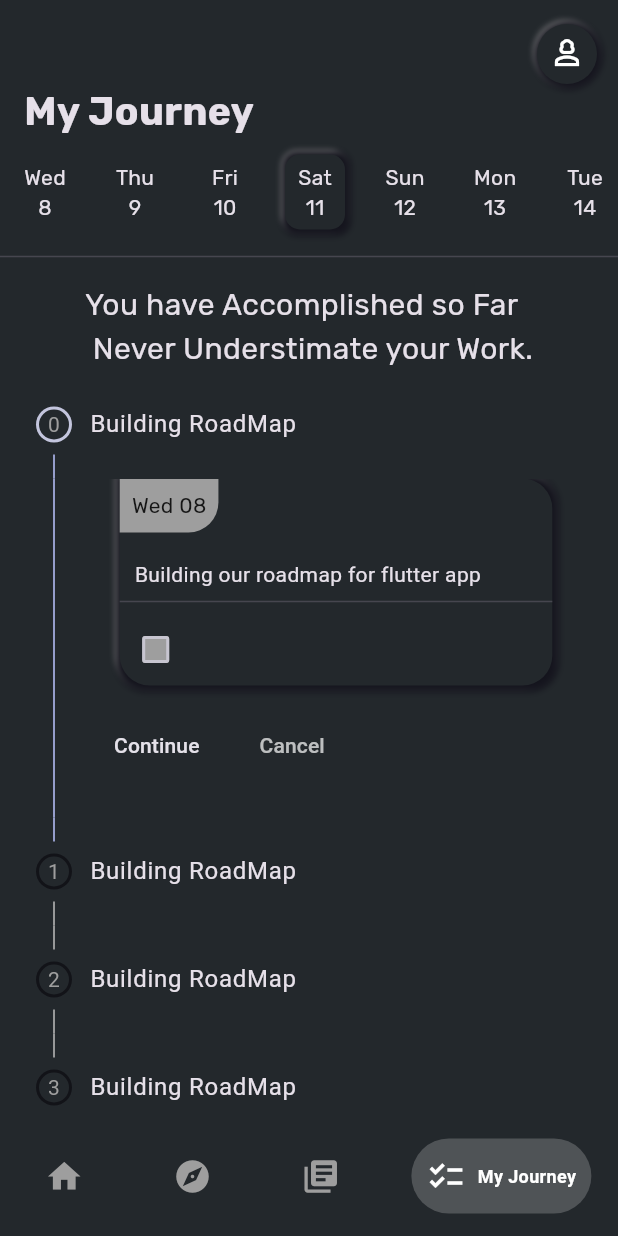
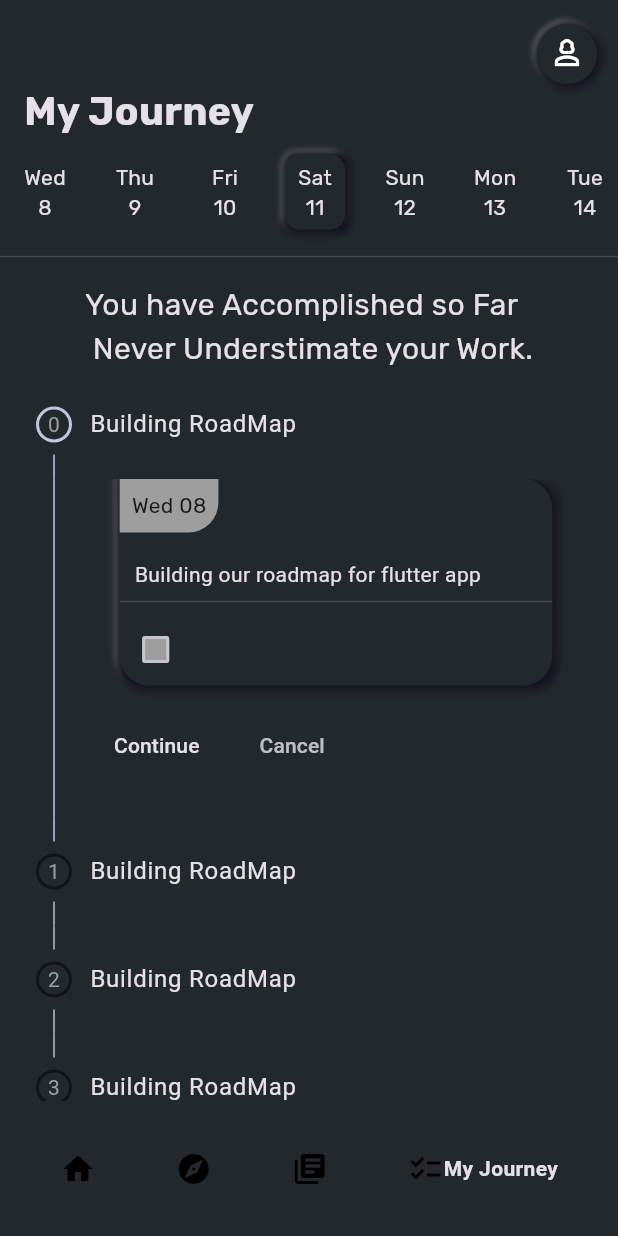
Before and after one commit to haroon7063/ardaasut-s-project, a Flutter app: the screen it shows after launch, item 4 of the bottom bar chosen, on a phone screen of 412 x 824 dp. Run offline on Flutter 3.47's test engine with Material 2 defaults, Android fonts, the phone set to English and light mode, and no system bars; drawn by our look-alikes of google_nav_bar, persistent_bottom_nav_bar; our stand-ins replace dotted_line, readmore, smooth_page_indicator; Roboto replaces fonts that are missing (Rubik_italic).

Commit message:
constants

```diff
--- a/lib/pages/my_journey/my_journey_screen.dart
+++ b/lib/pages/my_journey/my_journey_screen.dart
@@ -1,3 +1,4 @@
+import 'package:fiverr_project_ardaasut/utils/constants.dart';
 import 'package:flutter/material.dart';
 import 'package:intl/intl.dart';
 
@@ -31,7 +32,7 @@ class _MyJourneyScreenState extends State<MyJourneyScreen> {
   @override
   Widget build(BuildContext context) {
     return Scaffold(
-      backgroundColor: Color(0xff23282C),
+      backgroundColor: Utils.backgroundColor,
       body: Column(
         children: [
           Align(
@@ -43,7 +44,7 @@ class _MyJourneyScreenState extends State<MyJourneyScreen> {
                 height: 40,
                 margin: EdgeInsets.only(top: 16, right: 14),
                 decoration: BoxDecoration(
-                    color: Color(0xff23282C),
+                    color: Utils.backgroundColor,
                     shape: BoxShape.circle,
                     boxShadow: [
                       BoxShadow(
@@ -85,7 +86,7 @@ class _MyJourneyScreenState extends State<MyJourneyScreen> {
                   margin: EdgeInsets.all(10),
                   padding: EdgeInsets.all(5),
                   decoration: BoxDecoration(
-                      color: Color(0xff23282C),
+                      color: Utils.backgroundColor,
                       borderRadius: BorderRadius.circular(10),
                       boxShadow: dates[index] == now
                           ? [
@@ -161,7 +162,7 @@ class _MyJourneyScreenState extends State<MyJourneyScreen> {
                   content: Container(
                     width: MediaQuery.of(context).size.width * 0.7,
                     decoration: BoxDecoration(
-                        color: Color(0xff23282C),
+                        color: Utils.backgroundColor,
                         borderRadius: BorderRadius.only(
                             topRight: Radius.circular(20),
                             bottomRight: Radius.circular(20),
@@ -232,7 +233,7 @@ class _MyJourneyScreenState extends State<MyJourneyScreen> {
                   content: Container(
                     width: MediaQuery.of(context).size.width * 0.7,
                     decoration: BoxDecoration(
-                        color: Color(0xff23282C),
+                        color: Utils.backgroundColor,
                         borderRadius: BorderRadius.only(
                             topRight: Radius.circular(20),
                             bottomRight: Radius.circular(20),
@@ -303,7 +304,7 @@ class _MyJourneyScreenState extends State<MyJourneyScreen> {
                   content: Container(
                     width: MediaQuery.of(context).size.width * 0.7,
                     decoration: BoxDecoration(
-                        color: Color(0xff23282C),
+                        color: Utils.backgroundColor,
                         borderRadius: BorderRadius.only(
                             topRight: Radius.circular(20),
                             bottomRight: Radius.circular(20),
@@ -374,7 +375,7 @@ class _MyJourneyScreenState extends State<MyJourneyScreen> {
                   content: Container(
                     width: MediaQuery.of(context).size.width * 0.7,
                     decoration: BoxDecoration(
-                        color: Color(0xff23282C),
+                        color: Utils.backgroundColor,
                         borderRadius: BorderRadius.only(
                             topRight: Radius.circular(20),
                             bottomRight: Radius.circular(20),
@@ -442,7 +443,7 @@ class _MyJourneyScreenState extends State<MyJourneyScreen> {
                 width: 20,
                 height: 20,
                 decoration: BoxDecoration(
-                  color: Color(0xff23282C),
+                  color: Utils.backgroundColor,
                   shape: BoxShape.circle,
                 ),
                 child: Text(
--- a/lib/pages/tab_view/tab_Screen.dart
+++ b/lib/pages/tab_view/tab_Screen.dart
@@ -1,63 +1,73 @@
+import 'package:flutter/material.dart';
 import 'package:fiverr_project_ardaasut/pages/discover/discover_screen.dart';
 import 'package:fiverr_project_ardaasut/pages/home/home_screen.dart';
 import 'package:fiverr_project_ardaasut/pages/my_journey/my_journey_screen.dart';
 import 'package:fiverr_project_ardaasut/pages/story/story_screen.dart';
-import 'package:flutter/material.dart';
+import 'package:fiverr_project_ardaasut/utils/constants.dart';
 import 'package:flutter/services.dart';
-import 'package:persistent_bottom_nav_bar/persistent_tab_view.dart';
+import 'package:google_nav_bar/google_nav_bar.dart';
 
 class HomePage extends StatefulWidget {
-  const HomePage({super.key});
+  const HomePage({Key? key}) : super(key: key);
 
   @override
   State<HomePage> createState() => _HomePageState();
 }
 
 class _HomePageState extends State<HomePage> {
+  int _selectedIndex = 0;
+
+  final List<Widget> _screens = [
+    HomeScreen(),
+    DiscoverScreen(),
+    StoryScreen(),
+    MyJourneyScreen(),
+  ];
+
   @override
   Widget build(BuildContext context) {
     SystemChrome.setEnabledSystemUIMode(SystemUiMode.immersiveSticky);
     SystemChrome.setSystemUIOverlayStyle(SystemUiOverlayStyle.dark.copyWith(
-      systemNavigationBarColor: Color(0xff23282C),
+      systemNavigationBarColor: Utils.backgroundColor,
       systemNavigationBarContrastEnforced: false,
     ));
-    return PersistentTabView(
-      context,
-      screens: [
-        HomeScreen(),
-        DiscoverScreen(),
-        StoryScreen(),
-        MyJourneyScreen()
-      ],
-      screenTransitionAnimation: ScreenTransitionAnimation(
-          duration: Duration(milliseconds: 500),
-          animateTabTransition: true,
-          curve: Curves.easeInOut),
-      backgroundColor: Color(0xff23282C),
-      navBarStyle: NavBarStyle.style1,
-      navBarHeight: 80,
-      items: [
-        PersistentBottomNavBarItem(
-            icon: Icon(Icons.home),
-            title: 'Home',
-            inactiveColorPrimary: Colors.grey,
-            activeColorPrimary: Colors.white),
-        PersistentBottomNavBarItem(
-            icon: Icon(Icons.explore),
-            title: 'Discover',
-            inactiveColorPrimary: Colors.grey,
-            activeColorPrimary: Colors.white),
-        PersistentBottomNavBarItem(
-            icon: Icon(Icons.library_books),
-            title: 'Story',
-            inactiveColorPrimary: Colors.grey,
-            activeColorPrimary: Colors.white),
-        PersistentBottomNavBarItem(
-            icon: Icon(Icons.checklist),
-            title: 'My Journey',
-            inactiveColorPrimary: Colors.grey,
-            activeColorPrimary: Colors.white),
-      ],
+
+    return Scaffold(
+      body: _screens[_selectedIndex],
+      bottomNavigationBar: Container(
+        decoration: BoxDecoration(color: Utils.backgroundColor),
+        child: SafeArea(
+          child: Padding(
+            padding: const EdgeInsets.symmetric(horizontal: 15.0, vertical: 8),
+            child: GNav(
+              tabs: [
+                GButton(
+                  icon: Icons.home,
+                  text: 'Home',
+                ),
+                GButton(
+                  icon: Icons.explore,
+                  text: 'Discover',
+                ),
+                GButton(
+                  icon: Icons.library_books,
+                  text: 'Story',
+                ),
+                GButton(
+                  icon: Icons.checklist,
+                  text: 'My Journey',
+                ),
+              ],
+              selectedIndex: _selectedIndex,
+              onTabChange: (index) {
+                setState(() {
+                  _selectedIndex = index;
+                });
+              },
+            ),
+          ),
+        ),
+      ),
     );
   }
 }
--- a/lib/utils/constants.dart
+++ b/lib/utils/constants.dart
@@ -1,6 +1,7 @@
 import 'package:flutter/material.dart';
 
 class Utils {
+  static const backgroundColor = Color(0xff23282C);
   static TextStyle mediumTextStyle = TextStyle(
       fontSize: 28,
       fontWeight: FontWeight.w500,
--- a/pubspec.yaml
+++ b/pubspec.yaml
@@ -34,6 +34,7 @@ dependencies:
   flutter:
     sdk: flutter
   flutter_svg: ^2.0.9
+  google_nav_bar: ^5.0.6
   intl: ^0.18.1
   persistent_bottom_nav_bar: ^5.0.2
   readmore: ^2.2.0
```
Also changed, not shown: lib/pages/Login/login_screen.dart (+14 -15 lines), lib/pages/discover/discover_screen.dart (+10 -8 lines), lib/pages/home/home_screen.dart (+5 -6 lines), lib/pages/story/story_screen.dart (+5 -4 lines), pubspec.lock.
